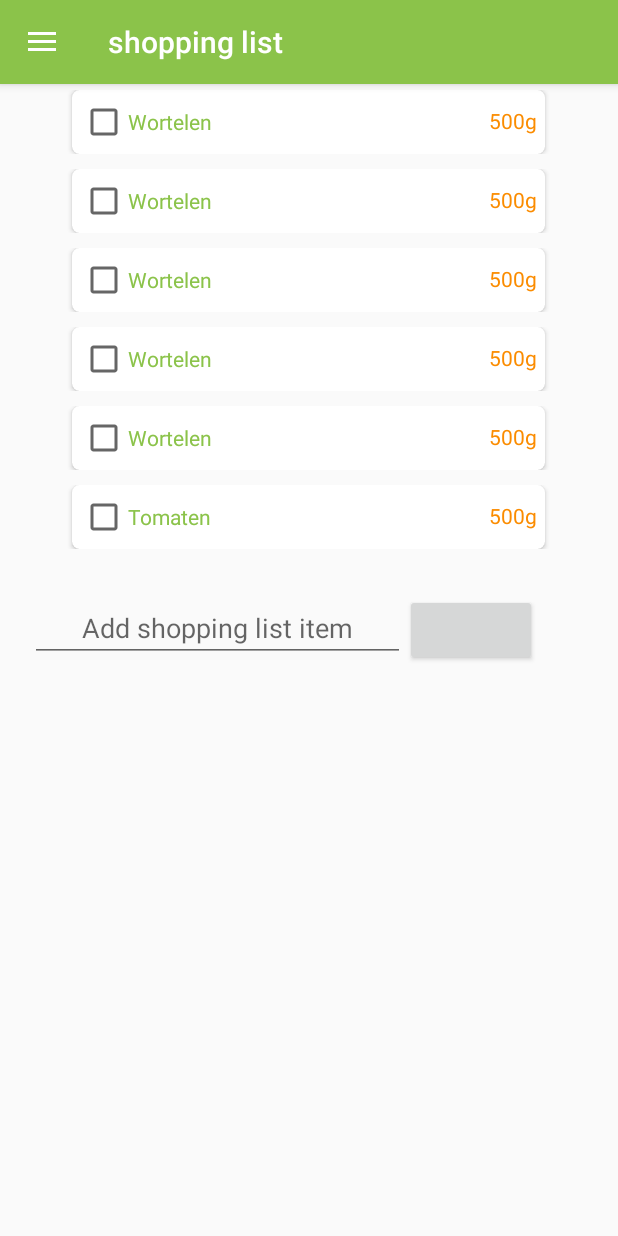
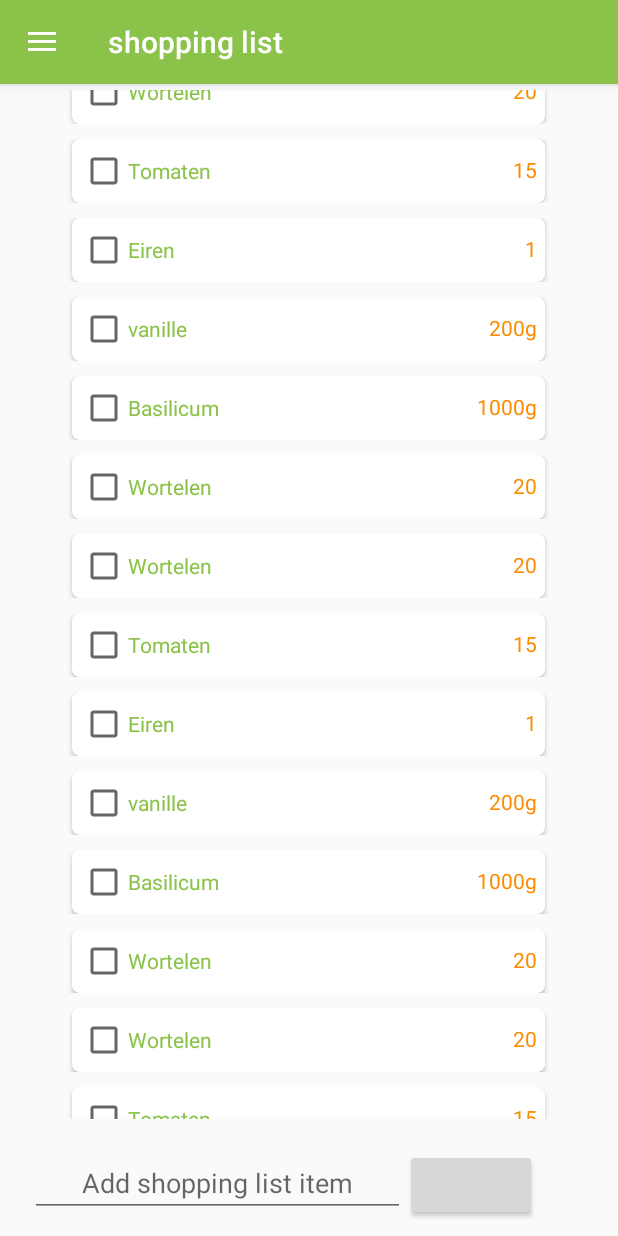
Before and after one commit to YoranRoels/Projecten3_H6, an Android app: the screen it shows after launch (MainActivity), in the side drawer, after a tap on "Shopping list", on a phone screen of 412 x 824 dp. Run offline under Robolectric (Android 15) with nearby library versions, the phone set to English and light mode, and no system bars; our stand-ins replace ButterKnife; libraries missing offline, so code that uses them is left out: com.github.brnunes.swipeablerecyclerview; 2 statements that could not run were skipped.

Commit message:
add shoppinglist logic

```diff
--- a/Projecten3/EvaAndroid/app/build.gradle
+++ b/Projecten3/EvaAndroid/app/build.gradle
@@ -28,6 +28,7 @@ dependencies {
     compile 'com.android.support:design:25.2.0'
     compile 'com.android.support.constraint:constraint-layout:1.0.2'
     compile 'com.android.support:cardview-v7:25.2.0'
+    compile 'com.github.brnunes:swipeablerecyclerview:1.0.2'
     testCompile 'junit:junit:4.12'
 
     // BUTTERKNIFE
--- /dev/null
+++ b/Projecten3/EvaAndroid/app/src/main/java/projecten3_h6/evaandroid/Domain/Ingredient.java
@@ -0,0 +1,31 @@
+package projecten3_h6.evaandroid.Domain;
+
+/**
+ * Created by Mafken on 4/07/2017.
+ */
+
+public class Ingredient {
+    private String name;
+    private String amount;
+
+    public Ingredient(String name, String amount) {
+        this.name = name;
+        this.amount = amount;
+    }
+
+    public String getName() {
+        return name;
+    }
+
+    public void setName(String name) {
+        this.name = name;
+    }
+
+    public String getAmount() {
+        return amount;
+    }
+
+    public void setAmount(String amount) {
+        this.amount = amount;
+    }
+}
--- a/Projecten3/EvaAndroid/app/src/main/java/projecten3_h6/evaandroid/Fragments/Shoppinglist.java
+++ /dev/null
@@ -1,60 +0,0 @@
-package projecten3_h6.evaandroid.Fragments;
-
-import android.support.v4.app.Fragment;
-import android.os.Bundle;
-import android.support.annotation.Nullable;
-import android.support.v7.widget.LinearLayoutManager;
-import android.support.v7.widget.RecyclerView;
-import android.view.LayoutInflater;
-import android.view.View;
-import android.view.ViewGroup;
-
-import java.util.ArrayList;
-import java.util.List;
-
-import butterknife.BindView;
-import butterknife.ButterKnife;
-import projecten3_h6.evaandroid.R;
-
-/**
- * Created by Mafken on 4/07/2017.
- */
-
-public class Shoppinglist extends Fragment {
-
-    @BindView(R.id.shoppingListRecyclerView) RecyclerView mRcyclerView;
-
-    protected RecyclerView.LayoutManager mLayoutManager;
-    ShoppinglistAdapter adapter ;
-    ArrayList<String> shoppinglist = new ArrayList<>();
-
-    @Nullable
-    @Override
-    public View onCreateView(LayoutInflater inflater, @Nullable ViewGroup container, @Nullable Bundle savedInstanceState) {
-        //returning our layout file
-        //change R.layout.yourlayoutfilename for each of your fragments
-        View v = inflater.inflate(R.layout.fragment_shoppinglist, container, false);
-        ButterKnife.bind(this,v);
-
-        shoppinglist.add("Wortelen");
-        shoppinglist.add("Wortelen");
-        shoppinglist.add("Wortelen");
-        shoppinglist.add("Wortelen");
-        shoppinglist.add("Wortelen");
-        shoppinglist.add("Tomaten");
-
-        mLayoutManager = new LinearLayoutManager(getActivity());
-        mRcyclerView.setLayoutManager(mLayoutManager);
-
-        adapter = new ShoppinglistAdapter(shoppinglist);
-        mRcyclerView.setAdapter(adapter);
-        return v;
-    }
-
-    @Override
-    public void onViewCreated(View view, @Nullable Bundle savedInstanceState) {
-        super.onViewCreated(view, savedInstanceState);
-        //you can set the title for your toolbar here for different fragments different titles
-        getActivity().setTitle("Shopping List");
-    }
-}
--- a/Projecten3/EvaAndroid/app/src/main/java/projecten3_h6/evaandroid/Fragments/ShoppinglistAdapter.java
+++ b/Projecten3/EvaAndroid/app/src/main/java/projecten3_h6/evaandroid/Fragments/ShoppinglistAdapter.java
@@ -12,6 +12,7 @@ import java.util.List;
 
 import butterknife.BindView;
 import butterknife.ButterKnife;
+import projecten3_h6.evaandroid.Domain.Ingredient;
 import projecten3_h6.evaandroid.R;
 
 /**
@@ -21,9 +22,9 @@ import projecten3_h6.evaandroid.R;
 public class ShoppinglistAdapter extends RecyclerView.Adapter<ShoppinglistAdapter.ShoppinglistViewHolder>{
 
     private int itemCount;
-    private ArrayList<String> shoppingList;
+    private ArrayList<Ingredient> shoppingList;
 
-    public ShoppinglistAdapter(ArrayList<String> shoppingList) {
+    public ShoppinglistAdapter(ArrayList<Ingredient> shoppingList) {
         this.shoppingList = shoppingList;
         this.itemCount = shoppingList.size();
     }
@@ -37,9 +38,10 @@ public class ShoppinglistAdapter extends RecyclerView.Adapter<ShoppinglistAdapte
     @Override
     public void onBindViewHolder(ShoppinglistAdapter.ShoppinglistViewHolder holder, int position) {
         CheckBox shoppingslistItemName = holder.shoppinglistItemName;
-        //TextView shoppinglistItemCount = holder.shoppinglistItemCount;
+        TextView shoppinglistItemCount = holder.shoppinglistItemCount;
 
-        shoppingslistItemName.setText(shoppingList.get(position));
+        shoppingslistItemName.setText(shoppingList.get(position).getName());
+        shoppinglistItemCount.setText(shoppingList.get(position).getAmount());
     }
 
     @Override
@@ -52,8 +54,8 @@ public class ShoppinglistAdapter extends RecyclerView.Adapter<ShoppinglistAdapte
         @BindView(R.id.shoppinglistItemNamecbx)
         public CheckBox shoppinglistItemName;
 
-        //@BindView(R.id.shoppinglistItemCount)
-        //public TextView shoppinglistItemCount;
+        @BindView(R.id.shoppinglistItemCount)
+        public TextView shoppinglistItemCount;
 
         public ShoppinglistViewHolder(View itemView) {
             super(itemView);
--- /dev/null
+++ b/Projecten3/EvaAndroid/app/src/main/java/projecten3_h6/evaandroid/Fragments/ShoppinglistFragment.java
@@ -0,0 +1,135 @@
+package projecten3_h6.evaandroid.Fragments;
+
+import android.os.Bundle;
+import android.support.annotation.Nullable;
+import android.support.v4.app.Fragment;
+import android.support.v7.widget.LinearLayoutManager;
+import android.support.v7.widget.RecyclerView;
+import android.view.LayoutInflater;
+import android.view.View;
+import android.view.ViewGroup;
+import android.widget.TextView;
+import android.widget.Toast;
+import com.github.brnunes.swipeablerecyclerview.SwipeableRecyclerViewTouchListener;
+import java.util.ArrayList;
+import butterknife.BindView;
+import butterknife.ButterKnife;
+import butterknife.OnClick;
+import projecten3_h6.evaandroid.Domain.Ingredient;
+import projecten3_h6.evaandroid.R;
+
+/**
+ * Created by Mafken on 4/07/2017.
+ */
+
+public class ShoppinglistFragment extends Fragment {
+
+    @BindView(R.id.shoppingListRecyclerView) RecyclerView mRecyclerView;
+    @BindView(R.id.addShoppingListItemtxt) TextView addShoppingListItemtxt;
+
+    protected RecyclerView.LayoutManager mLayoutManager;
+    ShoppinglistAdapter adapter ;
+    ArrayList<Ingredient> shoppinglist = new ArrayList<>();
+
+    @Nullable
+    @Override
+    public View onCreateView(LayoutInflater inflater, @Nullable ViewGroup container, @Nullable Bundle savedInstanceState) {
+        //returning our layout file
+        //change R.layout.yourlayoutfilename for each of your fragments
+        View v = inflater.inflate(R.layout.fragment_shoppinglist, container, false);
+        ButterKnife.bind(this,v);
+        initdata();
+
+        SwipeableRecyclerViewTouchListener swipeTouchListener =
+                new SwipeableRecyclerViewTouchListener(mRecyclerView,
+                        new SwipeableRecyclerViewTouchListener.SwipeListener() {
+                            @Override
+                            public boolean canSwipeLeft(int position) {
+                                return true;
+                            }
+
+                            @Override
+                            public boolean canSwipeRight(int position) {
+                                return true;
+                            }
+
+                            @Override
+                            public void onDismissedBySwipeLeft(RecyclerView recyclerView, int[] reverseSortedPositions) {
+                                for (int position : reverseSortedPositions) {
+                                    Toast.makeText(getActivity(), shoppinglist.get(position).getName() + " has been deleted from the list", Toast.LENGTH_SHORT).show();
+                                    shoppinglist.remove(position);
+                                }
+                                initCard();
+                            }
+
+                            @Override
+                            public void onDismissedBySwipeRight(RecyclerView recyclerView, int[] reverseSortedPositions) {
+                                for (int position : reverseSortedPositions) {
+                                    Toast.makeText(getActivity(), shoppinglist.get(position).getName() + " has been deleted from the list", Toast.LENGTH_SHORT).show();
+                                    shoppinglist.remove(position);
+                                }
+                                initCard();
+                            }
+                        });
+
+        mRecyclerView.addOnItemTouchListener(swipeTouchListener);
+
+
+
+        mLayoutManager = new LinearLayoutManager(getActivity());
+        mRecyclerView.setLayoutManager(mLayoutManager);
+
+        initCard();
+        return v;
+    }
+
+    @Override
+    public void onViewCreated(View view, @Nullable Bundle savedInstanceState) {
+        super.onViewCreated(view, savedInstanceState);
+        //you can set the title for your toolbar here for different fragments different titles
+        getActivity().setTitle("Shopping List");
+    }
+
+    @OnClick(R.id.addShoppingListItembtn)
+    public void addShoppingListItem(){
+        shoppinglist.add(new Ingredient(addShoppingListItemtxt.getText().toString(),"")); //als je het aantal ook apart wil laten tonen hier inserten dan
+
+        // view verversen voor nieuw item te tonen
+        initCard();
+
+        Toast.makeText(getActivity(), addShoppingListItemtxt.getText().toString() + " has been added to the list", Toast.LENGTH_LONG).show();
+        addShoppingListItemtxt.setText("");
+    }
+
+    public void initCard(){
+        adapter = new ShoppinglistAdapter(shoppinglist);
+        mRecyclerView.setAdapter(adapter);
+    }
+
+    public void initdata(){
+        shoppinglist.add(new Ingredient("Wortelen","20"));
+        shoppinglist.add(new Ingredient("Tomaten","15"));
+        shoppinglist.add(new Ingredient("Eiren","1"));
+        shoppinglist.add(new Ingredient("vanille","200g"));
+        shoppinglist.add(new Ingredient("Basilicum","1000g"));
+        shoppinglist.add(new Ingredient("Wortelen","20"));
+        shoppinglist.add(new Ingredient("Wortelen","20"));
+        shoppinglist.add(new Ingredient("Tomaten","15"));
+        shoppinglist.add(new Ingredient("Eiren","1"));
+        shoppinglist.add(new Ingredient("vanille","200g"));
+        shoppinglist.add(new Ingredient("Basilicum","1000g"));
+        shoppinglist.add(new Ingredient("Wortelen","20"));
+        shoppinglist.add(new Ingredient("Wortelen","20"));
+        shoppinglist.add(new Ingredient("Tomaten","15"));
+        shoppinglist.add(new Ingredient("Eiren","1"));
+        shoppinglist.add(new Ingredient("vanille","200g"));
+        shoppinglist.add(new Ingredient("Basilicum","1000g"));
+        shoppinglist.add(new Ingredient("Wortelen","20"));
+        shoppinglist.add(new Ingredient("Wortelen","20"));
+        shoppinglist.add(new Ingredient("Tomaten","15"));
+        shoppinglist.add(new Ingredient("Eiren","1"));
+        shoppinglist.add(new Ingredient("vanille","200g"));
+        shoppinglist.add(new Ingredient("Basilicum","1000g"));
+        shoppinglist.add(new Ingredient("Wortelen","20"));
+    }
+}
--- a/Projecten3/EvaAndroid/app/src/main/java/projecten3_h6/evaandroid/MainActivity.java
+++ b/Projecten3/EvaAndroid/app/src/main/java/projecten3_h6/evaandroid/MainActivity.java
@@ -14,7 +14,7 @@ import android.view.MenuItem;
 
 import butterknife.BindView;
 import butterknife.ButterKnife;
-import projecten3_h6.evaandroid.Fragments.Shoppinglist;
+import projecten3_h6.evaandroid.Fragments.ShoppinglistFragment;
 
 public class MainActivity extends AppCompatActivity
         implements NavigationView.OnNavigationItemSelectedListener {
@@ -91,7 +91,7 @@ public class MainActivity extends AppCompatActivity
         } else if (itemId == R.id.nav_gallery) {
 
         } else if (itemId == R.id.nav_slideshow) {
-            fragment = new Shoppinglist();
+            fragment = new ShoppinglistFragment();
             toolbar.setTitle("shopping list");
 
         } else if (itemId == R.id.nav_manage) {
--- a/Projecten3/EvaAndroid/app/src/main/res/layout/fragment_shoppinglist.xml
+++ b/Projecten3/EvaAndroid/app/src/main/res/layout/fragment_shoppinglist.xml
@@ -14,11 +14,11 @@
         android:layout_marginTop="40dp">
 
         <ScrollView
+            android:paddingTop="35dp"
             android:padding="20dp"
             android:layout_width="match_parent"
             android:layout_height="0dp"
             android:layout_weight="1">
-
 
             <LinearLayout
                 android:orientation="vertical"
@@ -30,12 +30,18 @@
                     android:layout_width="match_parent"
                     android:layout_height="match_parent"/>
 
+            </LinearLayout>
+
+        </ScrollView>
+
         <LinearLayout
             android:layout_width="match_parent"
             android:layout_height="wrap_content"
             android:layout_gravity="center"
             android:orientation="horizontal"
-                    android:paddingTop="20dp">
+            android:paddingStart="20dp"
+            android:paddingEnd="20dp"
+            android:paddingBottom="10dp">
 
             <EditText
                 android:id="@+id/addShoppingListItemtxt"
@@ -55,8 +61,4 @@
 
     </LinearLayout>
 
-        </ScrollView>
-
 </LinearLayout>
-
-</LinearLayout>
```
Also changed, not shown: Projecten3/EvaAndroid/app/src/main/java/projecten3_h6/evaandroid/Domain/CookingTime.java (added, +11 -0 lines), Projecten3/EvaAndroid/app/src/main/java/projecten3_h6/evaandroid/Domain/Day.java (added, +41 -0 lines), Projecten3/EvaAndroid/app/src/main/java/projecten3_h6/evaandroid/Domain/Dish.java (added, +73 -0 lines), Projecten3/EvaAndroid/app/src/main/java/projecten3_h6/evaandroid/Domain/ShoppingList.java (added, +19 -0 lines), Projecten3/EvaAndroid/app/src/main/java/projecten3_h6/evaandroid/Domain/TypeDish.java (added, +11 -0 lines). Lines whose indentation alone changed are shown as unchanged.
